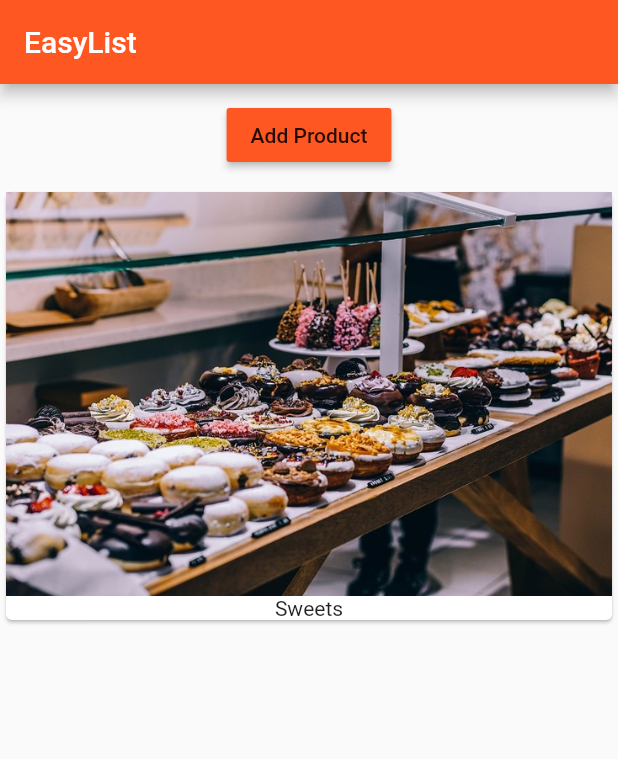
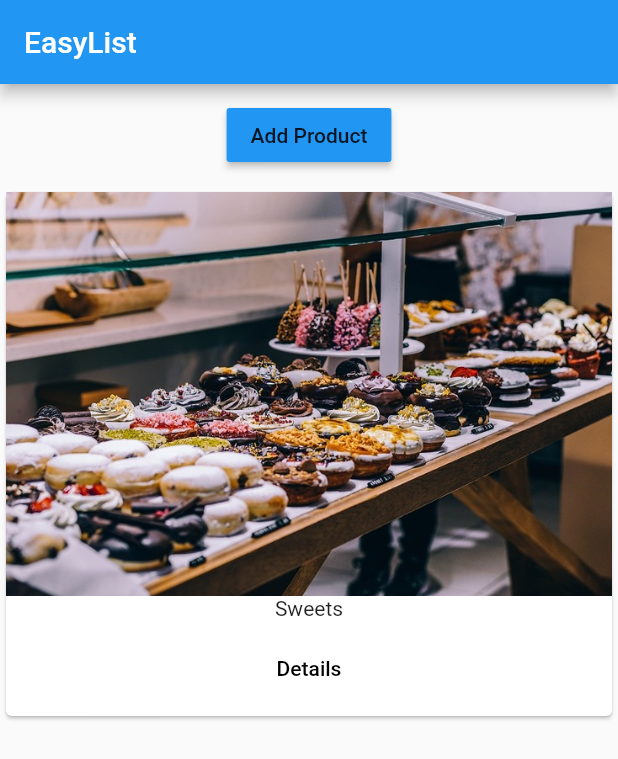
Before and after one commit to Sevak51/adding-list-with-tabs, a Flutter app: the screen it shows after launch, after a tap on "Add Product", on a phone screen of 412 x 824 dp. Shown: the top 759 px of the screen. Run offline on Flutter 3.47's test engine with Material 2 defaults, Android fonts, the phone set to English and light mode, and no system bars.

Commit message:
Add navigation

```diff
--- a/lib/main.dart
+++ b/lib/main.dart
@@ -1,7 +1,5 @@
 import 'package:flutter/material.dart';
-// import 'package:flutter/rendering.dart';
-
-import './product_manager.dart';
+import 'package:first_app/pages/home.dart';
 
 void main() {
   // debugPaintSizeEnabled = true;
@@ -14,16 +12,8 @@ class MyApp extends StatelessWidget {
   @override
   Widget build(BuildContext context) {
     return MaterialApp(
-      // debugShowMaterialGrid: true,
-      theme: ThemeData(
-          brightness: Brightness.light,
-          primarySwatch: Colors.deepOrange,
-          accentColor: Colors.deepPurple),
       home: Scaffold(
-        appBar: AppBar(
-          title: Text('EasyList'),
-        ),
-        body: ProductManager(),
+        body: Home(),
       ),
     );
   }
--- /dev/null
+++ b/lib/pages/home.dart
@@ -0,0 +1,16 @@
+import 'package:flutter/material.dart';
+import 'package:first_app/product_manager.dart';
+
+class Home extends StatelessWidget {
+  @override
+  Widget build(BuildContext context) {
+    return MaterialApp(
+      home: Scaffold(
+        appBar: AppBar(
+          title: Text('EasyList'),
+        ),
+        body: ProductManager(),
+      ),
+    );
+  }
+}
--- a/lib/product_control.dart
+++ b/lib/product_control.dart
@@ -8,7 +8,9 @@ class ProductControl extends StatelessWidget {
   @override
     Widget build(BuildContext context) {
     return RaisedButton(
-            color: Theme.of(context).primaryColor,
+      color: Theme
+          .of(context)
+          .primaryColor,
       onPressed: () {
         addProduct('Sweets');
       },
--- a/lib/products.dart
+++ b/lib/products.dart
@@ -1,4 +1,5 @@
 import 'package:flutter/material.dart';
+import 'package:first_app/pages/product.dart';
 
 class Products extends StatelessWidget {
   final List<String> products;
@@ -12,7 +13,25 @@ class Products extends StatelessWidget {
       child: Column(
         children: <Widget>[
           Image.asset('assets/food.jpg'),
-          Text(products[index])
+          Text(products[index]),
+          ButtonBar(
+            alignment: MainAxisAlignment.center,
+            children: <Widget>[
+              FlatButton(
+                onPressed: () {
+                  Navigator.push(
+                    context,
+                    MaterialPageRoute(builder: (BuildContext context) => Product()),
+                  );
+                },
+                child: Text(
+                  "Details",
+                ),
+
+              )
+            ]
+          )
+
         ],
       ),
     );
```
Also changed, not shown: lib/pages/product.dart (added, +20 -0 lines). Lines whose indentation alone changed are shown as unchanged.
